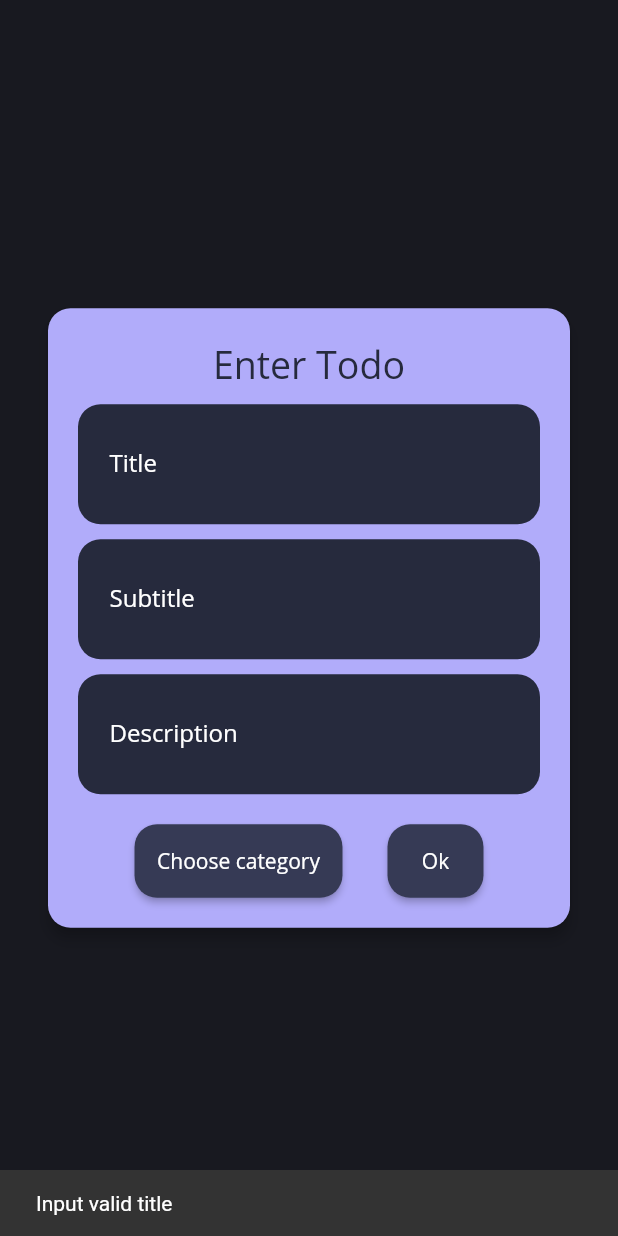
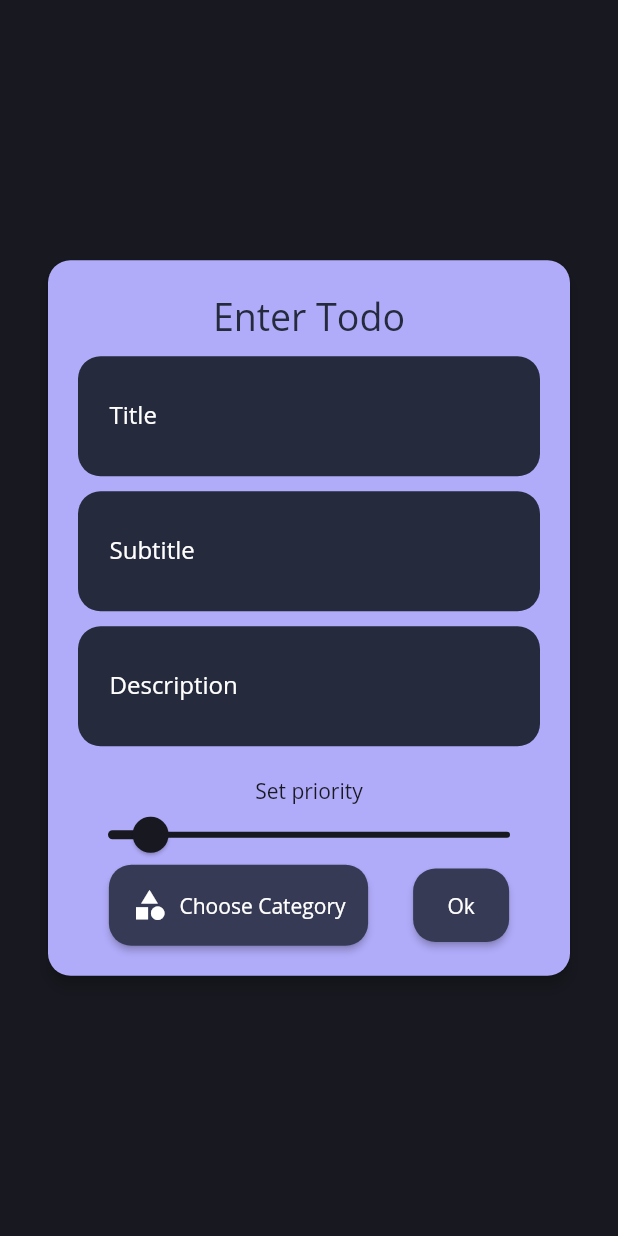
Before and after one commit to sushantdev-git/Ttooler, a Flutter app: the AddTodoPopupCard widget shown alone on an empty page, opened directly, after a tap on "Ok", on a phone screen of 412 x 824 dp. Run offline on Flutter 3.47's test engine with Material 2 defaults, Android fonts, the phone set to English and light mode, and no system bars; our stand-ins replace curved_navigation_bar, flutter_swiper_null_safety.

Commit message:
added slide to the pop up card so user can choose prioirty of todo

```diff
--- a/lib/widgets/todo/todopopupcard.dart
+++ b/lib/widgets/todo/todopopupcard.dart
@@ -2,6 +2,7 @@ import 'package:flutter/material.dart';
 import 'package:ttooler/modals/todoProvider.dart';
 import 'package:ttooler/pages/todoPage.dart';
 import 'package:provider/provider.dart';
+import 'package:ttooler/widgets/todo/categoryList.dart';
 
 class AddTodoPopupCard extends StatefulWidget {
   /// {@macro add_todo_popup_card}
@@ -12,24 +13,19 @@ class AddTodoPopupCard extends StatefulWidget {
 }
 
 class _AddTodoPopupCardState extends State<AddTodoPopupCard> {
-
   late GlobalKey<FormState> _form = GlobalKey<FormState>();
   final _titleTextController = TextEditingController();
   final _subtitleTextController = TextEditingController();
   final _descriptionTextController = TextEditingController();
 
-
-  var initValues = {
-    "title" : "",
-    "price" : "",
-    "description" : ""
-  };
+  double _slideValue = 1;
 
   @override
   void initState() {
     // TODO: implement initState
     super.initState();
   }
+
   @override
   void dispose() {
     // TODO: implement dispose
@@ -37,9 +33,14 @@ class _AddTodoPopupCardState extends State<AddTodoPopupCard> {
     super.dispose();
   }
 
-  void saveData(){
+  void saveData() {
     final _todos = Provider.of<TodoProvider>(context, listen: false);
-    _todos.addTodo(title: _titleTextController.text, description: _descriptionTextController.text, subtitle: _subtitleTextController.text);
+    _todos.addTodo(
+        title: _titleTextController.text,
+        description: _descriptionTextController.text,
+        subtitle: _subtitleTextController.text,
+      priority: _slideValue.toInt(),
+    );
     Navigator.of(context).pop();
   }
 
@@ -52,13 +53,13 @@ class _AddTodoPopupCardState extends State<AddTodoPopupCard> {
           child: Hero(
             tag: "TodoButton",
             createRectTween: (begin, end) {
-              return CustomRectTween(begin: begin as Rect , end: end as Rect);
+              return CustomRectTween(begin: begin as Rect, end: end as Rect);
             },
             child: Material(
               color: Theme.of(context).accentColor,
               elevation: 4,
-              shape:
-              RoundedRectangleBorder(borderRadius: BorderRadius.circular(15)),
+              shape: RoundedRectangleBorder(
+                  borderRadius: BorderRadius.circular(15)),
               child: SingleChildScrollView(
                 child: ClipRRect(
                   borderRadius: BorderRadius.circular(15),
@@ -70,22 +71,24 @@ class _AddTodoPopupCardState extends State<AddTodoPopupCard> {
                         mainAxisSize: MainAxisSize.min,
                         mainAxisAlignment: MainAxisAlignment.center,
                         children: [
-                          Text("Enter Todo", style: TextStyle(
+                          Text(
+                            "Enter Todo",
+                            style: TextStyle(
                               fontSize: 25,
                               color: Color(0xff262A3D),
                               // fontWeight: FontWeight.w700
-                          ),),
-                          SizedBox(height: 10,),
+                            ),
+                          ),
+                          SizedBox(
+                            height: 10,
+                          ),
                           Container(
                             padding: EdgeInsets.all(6),
                             decoration: BoxDecoration(
                                 color: Color(0xff262A3D),
-                                borderRadius: BorderRadius.circular(15)
-                            ),
+                                borderRadius: BorderRadius.circular(15)),
                             child: TextFormField(
-                              style: TextStyle(
-                                  color: Colors.white
-                              ),
+                              style: TextStyle(color: Colors.white),
                               decoration: InputDecoration(
                                 border: InputBorder.none,
                                 labelText: "Title",
@@ -94,17 +97,16 @@ class _AddTodoPopupCardState extends State<AddTodoPopupCard> {
                               controller: _titleTextController,
                             ),
                           ),
-                          SizedBox(height: 10,),
+                          SizedBox(
+                            height: 10,
+                          ),
                           Container(
                             padding: EdgeInsets.all(6),
                             decoration: BoxDecoration(
                                 color: Color(0xff262A3D),
-                                borderRadius: BorderRadius.circular(15)
-                            ),
+                                borderRadius: BorderRadius.circular(15)),
                             child: TextFormField(
-                              style: TextStyle(
-                                  color: Colors.white
-                              ),
+                              style: TextStyle(color: Colors.white),
                               decoration: InputDecoration(
                                 border: InputBorder.none,
                                 labelText: "Subtitle",
@@ -113,48 +115,97 @@ class _AddTodoPopupCardState extends State<AddTodoPopupCard> {
                               controller: _subtitleTextController,
                             ),
                           ),
-                          SizedBox(height: 10,),
+                          SizedBox(
+                            height: 10,
+                          ),
                           Container(
                             padding: EdgeInsets.all(6),
                             decoration: BoxDecoration(
                                 color: Color(0xff262A3D),
-                                borderRadius: BorderRadius.circular(15)
-                            ),
+                                borderRadius: BorderRadius.circular(15)),
                             child: TextFormField(
-                              style: TextStyle(
-                                  color: Colors.white
-                              ),
+                              style: TextStyle(color: Colors.white),
                               decoration: InputDecoration(
                                   border: InputBorder.none,
-                                  labelText: "Description"
-                              ),
+                                  labelText: "Description"),
                               cursorColor: Colors.white,
                               maxLines: null,
                               controller: _descriptionTextController,
                             ),
                           ),
-                          SizedBox(height: 20,),
+                          SizedBox(
+                            height: 20,
+                          ),
+                          Text("Set priority", style: TextStyle(
+                            color: Theme.of(context).primaryColor,
+                          ),),
+                          Slider(
+                            inactiveColor: Color(0xff181920),
+                            activeColor: Color(0xff181920),
+                            onChanged: (value){
+                                setState(() {
+                                  _slideValue = value;
+                                });
+                            },
+                            value: _slideValue,
+                            divisions: 10,
+                            min: 0,
+                            max: 10,
+                            label: "${_slideValue.toInt()}",
+
+                          ),
                           FittedBox(
                             child: Row(
                               mainAxisAlignment: MainAxisAlignment.spaceAround,
                               children: [
-                                ElevatedButton(onPressed: (){}, child: Text("Choose category")),
-                                SizedBox(width: 30,),
-                                ElevatedButton(onPressed: (){
-                                  if(_titleTextController.text.length <= 2){
-                                    ScaffoldMessenger.of(context).showSnackBar(SnackBar(content: Text("Input valid title")));
+                                ElevatedButton.icon(onPressed: (){
+                                  showDialog(context: context, builder: (context) => AlertDialog(
+                                    backgroundColor: Theme.of(context).primaryColor,
+                                    shape: RoundedRectangleBorder(
+                                      borderRadius: BorderRadius.circular(15)
+                                    ),
+                                    content: CategoryList(),
+                                  ));
+                                }, label: Text("Choose Category"), icon: Icon(Icons.category),),
+                                SizedBox(
+                                  width: 30,
+                                ),
+                                ElevatedButton(
+                                    onPressed: () {
+                                      if (_titleTextController.text.length <=
+                                          2) {
+                                        ScaffoldMessenger.of(context)
+                                            .showSnackBar(SnackBar(
+                                                content:
+                                                    Text("Enter valid title"),
+                                            duration: Duration(milliseconds: 400),
+                                          ),
+                                        );
                                         return;
-                                  }
-                                  else if(_subtitleTextController.text.length <= 5){
-                                    ScaffoldMessenger.of(context).showSnackBar(SnackBar(content: Text("Input valid subtitle")));
+                                      } else if (_subtitleTextController
+                                              .text.length <=
+                                          4) {
+                                        ScaffoldMessenger.of(context)
+                                            .showSnackBar(SnackBar(
+                                                content: Text(
+                                                    "Enter valid subtitle"),
+                                          duration: Duration(milliseconds: 400),
+                                        ));
                                         return;
-                                  }
-                                  else if(_descriptionTextController.text.length <= 15){
-                                    ScaffoldMessenger.of(context).showSnackBar(SnackBar(content: Text("Input valid description")));
+                                      } else if (_descriptionTextController
+                                              .text.length <=
+                                          10) {
+                                        ScaffoldMessenger.of(context)
+                                            .showSnackBar(SnackBar(
+                                                content: Text(
+                                                    "Enter valid description"),
+                                          duration: Duration(milliseconds: 400),
+                                        ));
                                         return;
                                       }
                                       saveData();
-                                }, child: Text("Ok")),
+                                    },
+                                    child: Text("Ok"),),
                               ],
                             ),
                           ),
```
Lines whose indentation alone changed are shown as unchanged.
